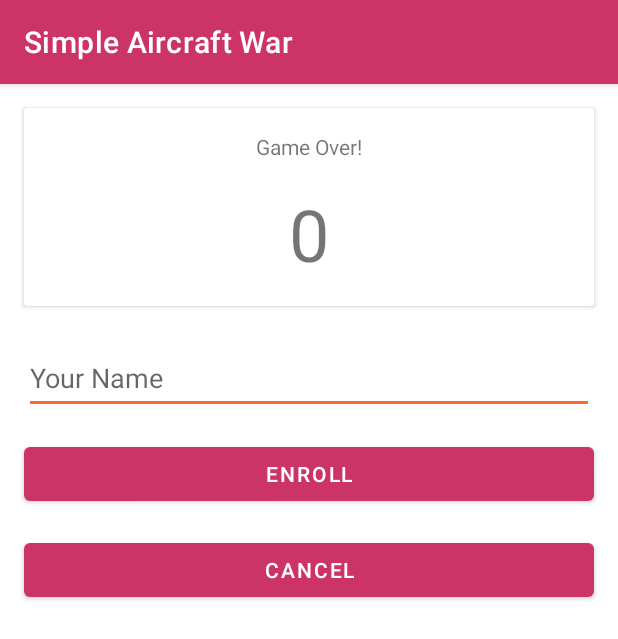
After one commit to criwits/sawa, an Android app: the NameEnrollActivity screen opened directly, with no data from a screen before it, on a phone screen of 412 x 824 dp. The commit adds this screen. Shown: the top 639 px of the screen. Run offline under Robolectric (Android 15) with nearby library versions, the phone set to English and light mode, and no system bars.

Commit message:
Ranking, but not working

```diff
--- /dev/null
+++ b/app/src/main/java/top/criwits/sawa/ranking/NameEnrollActivity.java
@@ -0,0 +1,46 @@
+package top.criwits.sawa.ranking;
+
+import androidx.appcompat.app.AppCompatActivity;
+
+import android.content.Intent;
+import android.os.Bundle;
+import android.view.View;
+import android.widget.EditText;
+import android.widget.TextView;
+
+import top.criwits.sawa.R;
+
+public class NameEnrollActivity extends AppCompatActivity {
+
+    int score = 0;
+    int difficulty = 0;
+
+    @Override
+    protected void onCreate(Bundle savedInstanceState) {
+        super.onCreate(savedInstanceState);
+        setContentView(R.layout.activity_name_enroll);
+        Intent intent = getIntent();
+        score = intent.getIntExtra("top.criwits.sawa.SCORE", 0);
+        difficulty = intent.getIntExtra("top.criwits.sawa.DIFFICULTY", 0);
+        TextView scoreView = findViewById(R.id.scoreTextView);
+        scoreView.setText(Integer.toString(score));
+    }
+
+    private void enroll(String name) {
+        RankingDatabase db = RankingDatabase.getInstance(getApplicationContext());
+        db.rankingDAO().insertEntry(
+                new RankingEntry(0, "Hans", 100, 0)
+        );
+    }
+
+    public void enrollOnClick(View view) {
+        EditText editText = (EditText) findViewById(R.id.rankingUserName);
+        enroll(editText.toString());
+        cancelOnClick(view);
+    }
+
+    public void cancelOnClick(View view) {
+        Intent intent = new Intent(this, RankingActivity.class);
+        startActivity(intent);
+    }
+}
--- a/app/src/main/java/top/criwits/sawa/welcome/WelcomeActivity.java
+++ b/app/src/main/java/top/criwits/sawa/welcome/WelcomeActivity.java
@@ -68,7 +68,6 @@ public class WelcomeActivity extends AppCompatActivity {
     }
 
 
-
     public void startSoloGame(View view) {
         Intent intent = new Intent(this, SoloActivity.class);
         intent.putExtra("top.criwits.sawa.DIFFICULTY_INDEX", difficulty);
--- /dev/null
+++ b/app/src/main/res/layout/activity_name_enroll.xml
@@ -0,0 +1,90 @@
+<?xml version="1.0" encoding="utf-8"?>
+<androidx.constraintlayout.widget.ConstraintLayout xmlns:android="http://schemas.android.com/apk/res/android"
+    xmlns:app="http://schemas.android.com/apk/res-auto"
+    xmlns:tools="http://schemas.android.com/tools"
+    android:layout_width="match_parent"
+    android:layout_height="match_parent"
+    tools:context=".ranking.NameEnrollActivity">
+
+    <EditText
+        android:id="@+id/rankingUserName"
+        android:layout_width="0dp"
+        android:layout_height="wrap_content"
+        android:layout_marginStart="16dp"
+        android:layout_marginTop="24dp"
+        android:layout_marginEnd="16dp"
+        android:ems="10"
+        android:hint="Your Name"
+        android:inputType="textPersonName"
+        android:minHeight="48dp"
+        app:layout_constraintEnd_toEndOf="parent"
+        app:layout_constraintStart_toStartOf="parent"
+        app:layout_constraintTop_toBottomOf="@+id/cardView" />
+
+    <androidx.cardview.widget.CardView
+        android:id="@+id/cardView"
+        android:layout_width="0dp"
+        android:layout_height="wrap_content"
+        android:layout_marginStart="16dp"
+        android:layout_marginTop="16dp"
+        android:layout_marginEnd="16dp"
+        app:layout_constraintEnd_toEndOf="parent"
+        app:layout_constraintStart_toStartOf="parent"
+        app:layout_constraintTop_toTopOf="parent">
+
+        <androidx.constraintlayout.widget.ConstraintLayout
+            android:layout_width="match_parent"
+            android:layout_height="match_parent">
+
+            <TextView
+                android:id="@+id/gameOverTitle"
+                android:layout_width="wrap_content"
+                android:layout_height="0dp"
+                android:layout_marginTop="16dp"
+                android:text="@string/game_over_hint"
+                app:layout_constraintEnd_toEndOf="parent"
+                app:layout_constraintStart_toStartOf="parent"
+                app:layout_constraintTop_toTopOf="parent" />
+
+            <TextView
+                android:id="@+id/scoreTextView"
+                android:layout_width="wrap_content"
+                android:layout_height="wrap_content"
+                android:layout_marginTop="16dp"
+                android:layout_marginBottom="16dp"
+                android:text="TextView"
+                android:textSize="48sp"
+                app:layout_constraintBottom_toBottomOf="parent"
+                app:layout_constraintEnd_toEndOf="parent"
+                app:layout_constraintStart_toStartOf="parent"
+                app:layout_constraintTop_toBottomOf="@+id/gameOverTitle" />
+        </androidx.constraintlayout.widget.ConstraintLayout>
+    </androidx.cardview.widget.CardView>
+
+    <Button
+        android:id="@+id/enroll"
+        android:layout_width="0dp"
+        android:layout_height="wrap_content"
+        android:layout_marginStart="16dp"
+        android:layout_marginTop="16dp"
+        android:layout_marginEnd="16dp"
+        android:onClick="enrollOnClick"
+        android:text="@string/enroll"
+        app:layout_constraintEnd_toEndOf="parent"
+        app:layout_constraintStart_toStartOf="parent"
+        app:layout_constraintTop_toBottomOf="@+id/rankingUserName" />
+
+    <Button
+        android:id="@+id/cancel"
+        android:layout_width="0dp"
+        android:layout_height="wrap_content"
+        android:layout_marginStart="16dp"
+        android:layout_marginTop="16dp"
+        android:layout_marginEnd="16dp"
+        android:onClick="cancelOnClick"
+        android:text="@string/enroll_cancel"
+        app:layout_constraintEnd_toEndOf="parent"
+        app:layout_constraintStart_toStartOf="parent"
+        app:layout_constraintTop_toBottomOf="@+id/enroll" />
+
+</androidx.constraintlayout.widget.ConstraintLayout>
--- a/app/src/main/res/values/strings.xml
+++ b/app/src/main/res/values/strings.xml
@@ -10,4 +10,7 @@
     <string name="multi_game_start">Start Multiplayer Game!</string>
     <string name="seal_of_hans">Seal of Hans!</string>
     <string name="audio_switch">Sound</string>
+    <string name="game_over_hint">Game Over!</string>
+    <string name="enroll">Enroll</string>
+    <string name="enroll_cancel">Cancel</string>
 </resources>
```
Also changed, not shown: app/src/main/AndroidManifest.xml (+8 -5 lines), app/src/main/java/top/criwits/sawa/ranking/RankingActivity.java (added, +36 -0 lines), app/src/main/java/top/criwits/sawa/ranking/RankingDAO.java (added, +22 -0 lines), app/src/main/java/top/criwits/sawa/ranking/RankingDatabase.java (added, +28 -0 lines), app/src/main/java/top/criwits/sawa/ranking/RankingEntry.java (added, +28 -0 lines), app/src/main/java/top/criwits/sawa/solo/GameLogic.java (+9 -0 lines), app/src/main/java/top/criwits/sawa/solo/GameView.java (+8 -1 lines), app/src/main/java/top/criwits/sawa/solo/SoloActivity.java (+11 -1 lines), app/src/main/res/layout/activity_ranking.xml (added, +21 -0 lines).
